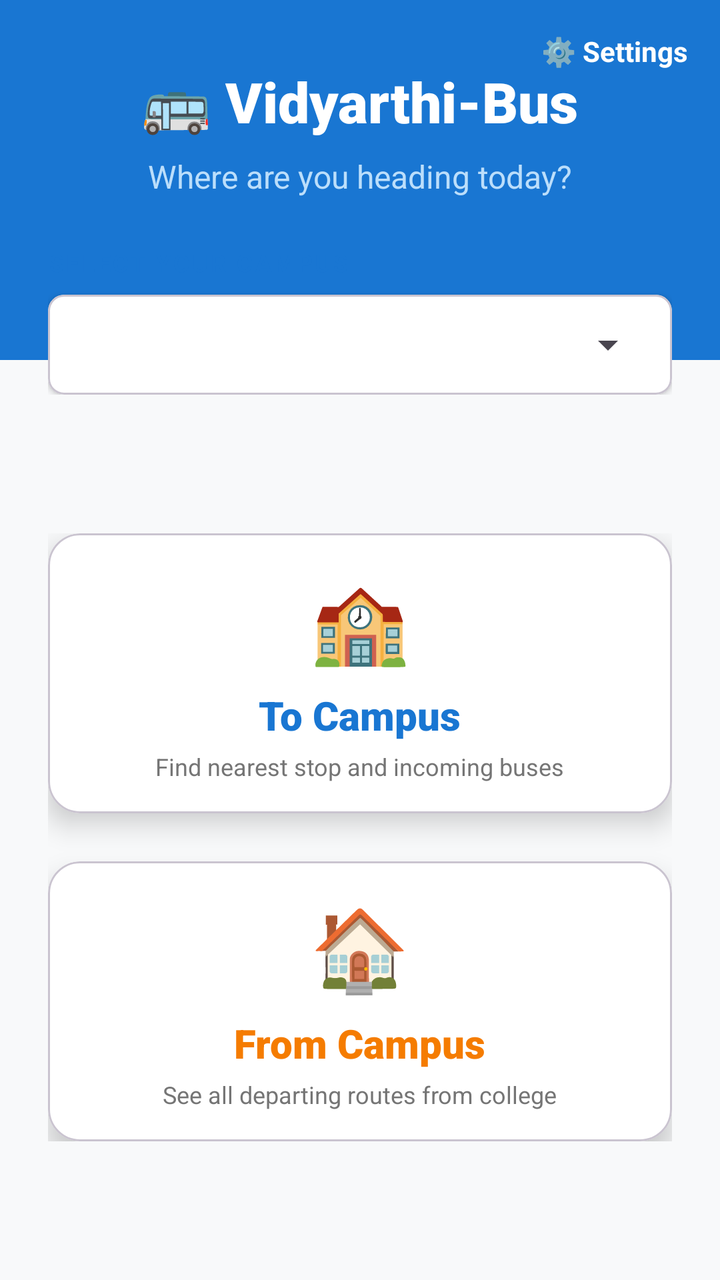
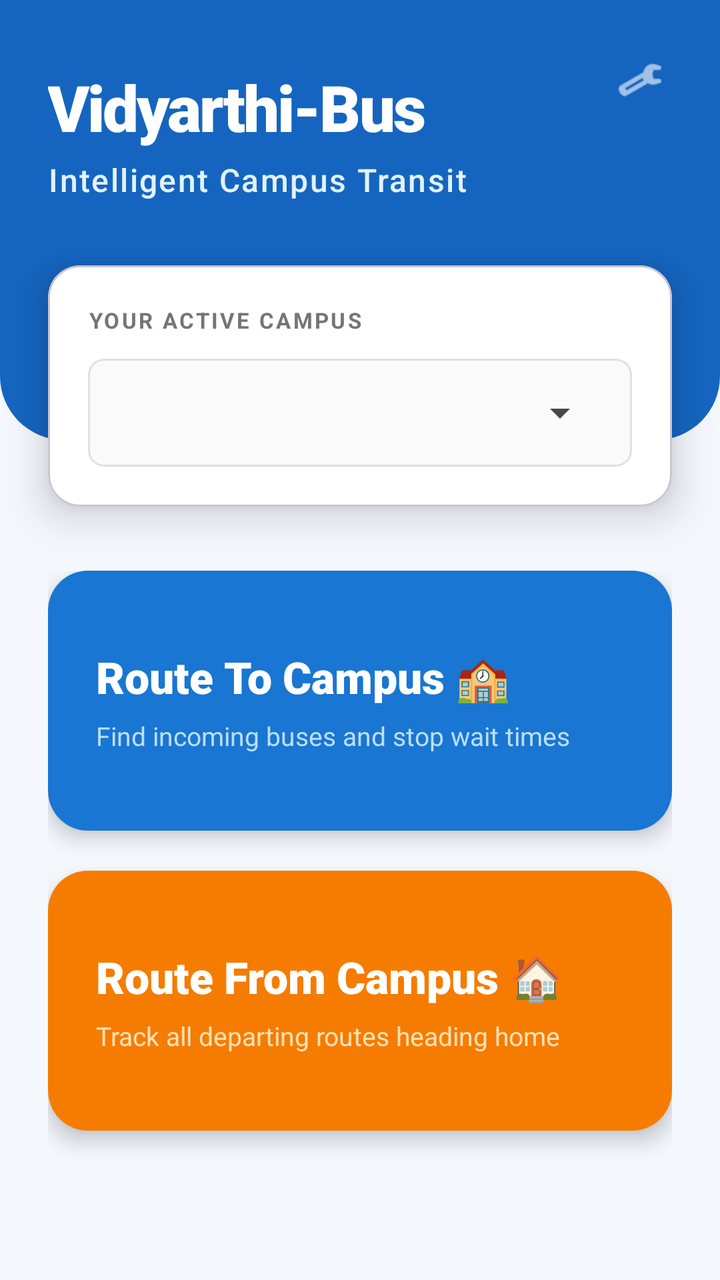

An Android layout rendered at two revisions. The XML below is the earlier revision; the diff shows what the commit changed to produce the second picture.
<!-- AndroidManifest.xml: application theme Theme.Material3.DayNight.NoActionBar -->
<!-- res/layout/activity_home.xml -->
<?xml version="1.0" encoding="utf-8"?>
<androidx.constraintlayout.widget.ConstraintLayout xmlns:android="http://schemas.android.com/apk/res/android"
    xmlns:app="http://schemas.android.com/apk/res-auto"
    android:layout_width="match_parent"
    android:layout_height="match_parent"
    android:background="#F8F9FA">

    <View
        android:id="@+id/topBackground"
        android:layout_width="match_parent"
        android:layout_height="180dp"
        android:background="#1976D2"
        app:layout_constraintTop_toTopOf="parent" />

    <TextView
        android:id="@+id/tvAppTitle"
        android:layout_width="wrap_content"
        android:layout_height="wrap_content"
        android:layout_marginTop="32dp"
        android:text="🚌 Vidyarthi-Bus"
        android:textColor="#FFFFFF"
        android:textSize="28sp"
        android:fontFamily="sans-serif-black"
        app:layout_constraintEnd_toEndOf="parent"
        app:layout_constraintStart_toStartOf="parent"
        app:layout_constraintTop_toTopOf="parent" />

    <TextView
        android:id="@+id/tvWelcome"
        android:layout_width="wrap_content"
        android:layout_height="wrap_content"
        android:layout_marginTop="8dp"
        android:text="Where are you heading today?"
        android:textColor="#BBDEFB"
        android:textSize="16sp"
        app:layout_constraintTop_toBottomOf="@id/tvAppTitle"
        app:layout_constraintStart_toStartOf="parent"
        app:layout_constraintEnd_toEndOf="parent" />

    
    <LinearLayout
        android:id="@+id/layoutCampusSelection"
        android:layout_width="match_parent"
        android:layout_height="wrap_content"
        android:orientation="vertical"
        android:paddingHorizontal="24dp"
        app:layout_constraintTop_toBottomOf="@id/tvWelcome">

        <TextView
            android:layout_width="wrap_content"
            android:layout_height="wrap_content"
            android:layout_marginTop="24dp"
            android:text="SELECT YOUR CAMPUS"
            android:textColor="#1976D2"
            android:textSize="12sp"
            android:textStyle="bold"
            android:letterSpacing="0.1" />

        <com.google.android.material.card.MaterialCardView
            android:layout_width="match_parent"
            android:layout_height="50dp"
            android:layout_marginTop="8dp"
            app:cardElevation="2dp"
            app:cardCornerRadius="8dp"
            app:cardBackgroundColor="#FFFFFF">

            <Spinner
                android:id="@+id/spinnerCampus"
                android:layout_width="match_parent"
                android:layout_height="match_parent"
                android:layout_marginHorizontal="8dp"/>
        </com.google.android.material.card.MaterialCardView>
    </LinearLayout>

    <LinearLayout
        android:layout_width="match_parent"
        android:layout_height="wrap_content"
        android:orientation="vertical"
        android:padding="24dp"
        app:layout_constraintTop_toBottomOf="@id/layoutCampusSelection"
        app:layout_constraintBottom_toBottomOf="parent">

        <com.google.android.material.card.MaterialCardView
            android:id="@+id/cardToCampus"
            android:layout_width="match_parent"
            android:layout_height="140dp"
            android:layout_marginBottom="24dp"
            app:cardCornerRadius="16dp"
            app:cardElevation="8dp"
            app:cardBackgroundColor="#FFFFFF">

            <LinearLayout
                android:layout_width="match_parent"
                android:layout_height="match_parent"
                android:orientation="vertical"
                android:gravity="center"
                android:padding="16dp">

                <TextView
                    android:layout_width="wrap_content"
                    android:layout_height="wrap_content"
                    android:text="🏫"
                    android:textSize="40sp"/>

                <TextView
                    android:layout_width="wrap_content"
                    android:layout_height="wrap_content"
                    android:text="To Campus"
                    android:textSize="20sp"
                    android:fontFamily="sans-serif-black"
                    android:textColor="#1976D2"
                    android:layout_marginTop="8dp"/>

                <TextView
                    android:layout_width="wrap_content"
                    android:layout_height="wrap_content"
                    android:text="Find nearest stop and incoming buses"
                    android:textSize="12sp"
                    android:textColor="#757575"
                    android:layout_marginTop="4dp"/>
            </LinearLayout>
        </com.google.android.material.card.MaterialCardView>

        <com.google.android.material.card.MaterialCardView
            android:id="@+id/cardFromCampus"
            android:layout_width="match_parent"
            android:layout_height="140dp"
            app:cardCornerRadius="16dp"
            app:cardElevation="8dp"
            app:cardBackgroundColor="#FFFFFF">

            <LinearLayout
                android:layout_width="match_parent"
                android:layout_height="match_parent"
                android:orientation="vertical"
                android:gravity="center"
                android:padding="16dp">

                <TextView
                    android:layout_width="wrap_content"
                    android:layout_height="wrap_content"
                    android:text="🏠"
                    android:textSize="40sp"/>

                <TextView
                    android:layout_width="wrap_content"
                    android:layout_height="wrap_content"
                    android:text="From Campus"
                    android:textSize="20sp"
                    android:fontFamily="sans-serif-black"
                    android:textColor="#F57C00"
                    android:layout_marginTop="8dp"/>

                <TextView
                    android:layout_width="wrap_content"
                    android:layout_height="wrap_content"
                    android:text="See all departing routes from college"
                    android:textSize="12sp"
                    android:textColor="#757575"
                    android:layout_marginTop="4dp"/>
            </LinearLayout>
        </com.google.android.material.card.MaterialCardView>

    </LinearLayout>

    <TextView
        android:id="@+id/tvSettings"
        android:layout_width="wrap_content"
        android:layout_height="wrap_content"
        android:text="⚙️ Settings"
        android:textColor="#FFFFFF"
        android:textSize="14sp"
        android:textStyle="bold"
        android:padding="16dp"
        app:layout_constraintEnd_toEndOf="parent"
        app:layout_constraintTop_toTopOf="parent" />

</androidx.constraintlayout.widget.ConstraintLayout>
<!-- resources referenced by this layout -->
<resources>

</resources>

<!-- the commit's change to res/layout/activity_home.xml (unified diff, before → after) -->
@@ -3,13 +3,29 @@
     xmlns:app="http://schemas.android.com/apk/res-auto"
     android:layout_width="match_parent"
     android:layout_height="match_parent"
-    android:background="#F8F9FA">
+    android:background="#F4F7FC"> 
 
+    
     <View
         android:id="@+id/topBackground"
         android:layout_width="match_parent"
-        android:layout_height="180dp"
-        android:background="#1976D2"
+        android:layout_height="220dp"
+        android:background="@drawable/bg_header_gradient"
+        android:backgroundTint="#1565C0"
+        app:layout_constraintTop_toTopOf="parent" />
+
+    
+    <ImageView
+        android:id="@+id/tvSettings"
+        android:layout_width="48dp"
+        android:layout_height="48dp"
+        android:layout_marginTop="16dp"
+        android:layout_marginEnd="16dp"
+        android:padding="12dp"
+        android:src="@android:drawable/ic_menu_preferences"
+        app:tint="#FFFFFF"
+        android:background="?attr/selectableItemBackgroundBorderless"
+        app:layout_constraintEnd_toEndOf="parent"
         app:layout_constraintTop_toTopOf="parent" />
 
     <TextView
@@ -17,11 +33,12 @@
         android:layout_width="wrap_content"
         android:layout_height="wrap_content"
         android:layout_marginTop="32dp"
-        android:text="🚌 Vidyarthi-Bus"
+        android:layout_marginStart="24dp"
+        android:text="Vidyarthi-Bus"
         android:textColor="#FFFFFF"
-        android:textSize="28sp"
+        android:textSize="32sp"
+        android:letterSpacing="-0.03"
         android:fontFamily="sans-serif-black"
-        app:layout_constraintEnd_toEndOf="parent"
         app:layout_constraintStart_toStartOf="parent"
         app:layout_constraintTop_toTopOf="parent" />
 
@@ -29,150 +46,149 @@
         android:id="@+id/tvWelcome"
         android:layout_width="wrap_content"
         android:layout_height="wrap_content"
-        android:layout_marginTop="8dp"
-        android:text="Where are you heading today?"
-        android:textColor="#BBDEFB"
+        android:layout_marginStart="24dp"
+        android:layout_marginTop="4dp"
+        android:text="Intelligent Campus Transit"
+        android:textColor="#E3F2FD"
         android:textSize="16sp"
+        android:letterSpacing="0.05"
+        android:fontFamily="sans-serif-medium"
         app:layout_constraintTop_toBottomOf="@id/tvAppTitle"
-        app:layout_constraintStart_toStartOf="parent"
-        app:layout_constraintEnd_toEndOf="parent" />
+        app:layout_constraintStart_toStartOf="parent" />
+
+    
+    <com.google.android.material.card.MaterialCardView
+        android:id="@+id/cardCampusSelection"
+        android:layout_width="match_parent"
+        android:layout_height="wrap_content"
+        android:layout_marginHorizontal="24dp"
+        android:layout_marginTop="32dp"
+        app:cardElevation="12dp"
+        app:cardCornerRadius="16dp"
+        app:cardBackgroundColor="#FFFFFF"
+        app:layout_constraintTop_toBottomOf="@id/tvWelcome">
+
+        <LinearLayout
+            android:layout_width="match_parent"
+            android:layout_height="wrap_content"
+            android:orientation="vertical"
+            android:padding="20dp">
+
+            <TextView
+                android:layout_width="wrap_content"
+                android:layout_height="wrap_content"
+                android:text="YOUR ACTIVE CAMPUS"
+                android:textColor="#757575"
+                android:textSize="11sp"
+                android:textStyle="bold"
+                android:letterSpacing="0.1" />
+
+            <com.google.android.material.card.MaterialCardView
+                android:layout_width="match_parent"
+                android:layout_height="54dp"
+                android:layout_marginTop="12dp"
+                app:cardElevation="0dp"
+                app:strokeColor="#E0E0E0"
+                app:strokeWidth="1dp"
+                app:cardCornerRadius="8dp"
+                app:cardBackgroundColor="#FAFAFA">
+
+                <Spinner
+                    android:id="@+id/spinnerCampus"
+                    android:layout_width="match_parent"
+                    android:layout_height="match_parent"
+                    android:layout_marginHorizontal="12dp"/>
+            </com.google.android.material.card.MaterialCardView>
+        </LinearLayout>
+    </com.google.android.material.card.MaterialCardView>
 
     
     <LinearLayout
-        android:id="@+id/layoutCampusSelection"
         android:layout_width="match_parent"
-        android:layout_height="wrap_content"
+        android:layout_height="0dp"
         android:orientation="vertical"
         android:paddingHorizontal="24dp"
-        app:layout_constraintTop_toBottomOf="@id/tvWelcome">
-
-        <TextView
-            android:layout_width="wrap_content"
-            android:layout_height="wrap_content"
-            android:layout_marginTop="24dp"
-            android:text="SELECT YOUR CAMPUS"
-            android:textColor="#1976D2"
-            android:textSize="12sp"
-            android:textStyle="bold"
-            android:letterSpacing="0.1" />
-
-        <com.google.android.material.card.MaterialCardView
-            android:layout_width="match_parent"
-            android:layout_height="50dp"
-            android:layout_marginTop="8dp"
-            app:cardElevation="2dp"
-            app:cardCornerRadius="8dp"
-            app:cardBackgroundColor="#FFFFFF">
-
-            <Spinner
-                android:id="@+id/spinnerCampus"
-                android:layout_width="match_parent"
-                android:layout_height="match_parent"
-                android:layout_marginHorizontal="8dp"/>
-        </com.google.android.material.card.MaterialCardView>
-    </LinearLayout>
-
-    <LinearLayout
-        android:layout_width="match_parent"
-        android:layout_height="wrap_content"
-        android:orientation="vertical"
-        android:padding="24dp"
-        app:layout_constraintTop_toBottomOf="@id/layoutCampusSelection"
+        android:paddingTop="32dp"
+        app:layout_constraintTop_toBottomOf="@id/cardCampusSelection"
         app:layout_constraintBottom_toBottomOf="parent">
 
+        
         <com.google.android.material.card.MaterialCardView
             android:id="@+id/cardToCampus"
             android:layout_width="match_parent"
-            android:layout_height="140dp"
-            android:layout_marginBottom="24dp"
-            app:cardCornerRadius="16dp"
-            app:cardElevation="8dp"
-            app:cardBackgroundColor="#FFFFFF">
+            android:layout_height="130dp"
+            android:layout_marginBottom="20dp"
+            app:cardCornerRadius="20dp"
+            app:cardElevation="6dp"
+            android:clickable="true"
+            android:focusable="true"
+            app:strokeWidth="0dp">
 
+            
             <LinearLayout
                 android:layout_width="match_parent"
                 android:layout_height="match_parent"
                 android:orientation="vertical"
-                android:gravity="center"
-                android:padding="16dp">
+                android:gravity="center_vertical"
+                android:padding="24dp"
+                android:background="#1976D2">
 
                 <TextView
                     android:layout_width="wrap_content"
                     android:layout_height="wrap_content"
-                    android:text="🏫"
-                    android:textSize="40sp"/>
+                    android:text="Route To Campus 🏫"
+                    android:textSize="22sp"
+                    android:fontFamily="sans-serif-black"
+                    android:textColor="#FFFFFF" />
 
                 <TextView
                     android:layout_width="wrap_content"
                     android:layout_height="wrap_content"
-                    android:text="To Campus"
-                    android:textSize="20sp"
-                    android:fontFamily="sans-serif-black"
-                    android:textColor="#1976D2"
-                    android:layout_marginTop="8dp"/>
+                    android:text="Find incoming buses and stop wait times"
+                    android:textSize="13sp"
+                    android:textColor="#BBDEFB"
+                    android:layout_marginTop="6dp"/>
+            </LinearLayout>
+        </com.google.android.material.card.MaterialCardView>
+
+        
+        <com.google.android.material.card.MaterialCardView
+            android:id="@+id/cardFromCampus"
+            android:layout_width="match_parent"
+            android:layout_height="130dp"
+            app:cardCornerRadius="20dp"
+            app:cardElevation="6dp"
+            android:clickable="true"
+            android:focusable="true"
+            app:strokeWidth="0dp">
+
+            
+            <LinearLayout
+                android:layout_width="match_parent"
+                android:layout_height="match_parent"
+                android:orientation="vertical"
+                android:gravity="center_vertical"
+                android:padding="24dp"
+                android:background="#F57C00">
 
                 <TextView
                     android:layout_width="wrap_content"
                     android:layout_height="wrap_content"
-                    android:text="Find nearest stop and incoming buses"
-                    android:textSize="12sp"
-                    android:textColor="#757575"
-                    android:layout_marginTop="4dp"/>
-            </LinearLayout>
-        </com.google.android.material.card.MaterialCardView>
-
-        <com.google.android.material.card.MaterialCardView
-            android:id="@+id/cardFromCampus"
-            android:layout_width="match_parent"
-            android:layout_height="140dp"
-            app:cardCornerRadius="16dp"
-            app:cardElevation="8dp"
-            app:cardBackgroundColor="#FFFFFF">
-
-            <LinearLayout
-                android:layout_width="match_parent"
-                android:layout_height="match_parent"
-                android:orientation="vertical"
-                android:gravity="center"
-                android:padding="16dp">
+                    android:text="Route From Campus 🏠"
+                    android:textSize="22sp"
+                    android:fontFamily="sans-serif-black"
+                    android:textColor="#FFFFFF" />
 
                 <TextView
                     android:layout_width="wrap_content"
                     android:layout_height="wrap_content"
-                    android:text="🏠"
-                    android:textSize="40sp"/>
-
-                <TextView
-                    android:layout_width="wrap_content"
-                    android:layout_height="wrap_content"
-                    android:text="From Campus"
-                    android:textSize="20sp"
-                    android:fontFamily="sans-serif-black"
-                    android:textColor="#F57C00"
-                    android:layout_marginTop="8dp"/>
-
-                <TextView
-                    android:layout_width="wrap_content"
-                    android:layout_height="wrap_content"
-                    android:text="See all departing routes from college"
-                    android:textSize="12sp"
-                    android:textColor="#757575"
-                    android:layout_marginTop="4dp"/>
+                    android:text="Track all departing routes heading home"
+                    android:textSize="13sp"
+                    android:textColor="#FFE0B2"
+                    android:layout_marginTop="6dp"/>
             </LinearLayout>
         </com.google.android.material.card.MaterialCardView>
 
     </LinearLayout>
 
-    <TextView
-        android:id="@+id/tvSettings"
-        android:layout_width="wrap_content"
-        android:layout_height="wrap_content"
-        android:text="⚙️ Settings"
-        android:textColor="#FFFFFF"
-        android:textSize="14sp"
-        android:textStyle="bold"
-        android:padding="16dp"
-        app:layout_constraintEnd_toEndOf="parent"
-        app:layout_constraintTop_toTopOf="parent" />
-
 </androidx.constraintlayout.widget.ConstraintLayout>
<!-- resource entries referenced after the edit -->
@@ -1,5 +1,18 @@
 <!-- resources referenced by this layout -->
 <resources>
-
+  <!-- drawable bg_header_gradient (drawable) -->
+  <?xml version="1.0" encoding="utf-8"?>
+  <shape xmlns:android="http://schemas.android.com/apk/res/android"
+      android:shape="rectangle">
+      <gradient
+          android:angle="135"
+          android:startColor="#0D47A1"
+          android:centerColor="#1976D2"
+          android:endColor="#42A5F5"
+          android:type="linear" />
+      <corners
+          android:bottomLeftRadius="32dp"
+          android:bottomRightRadius="32dp" />
+  </shape>
 </resources>
 
